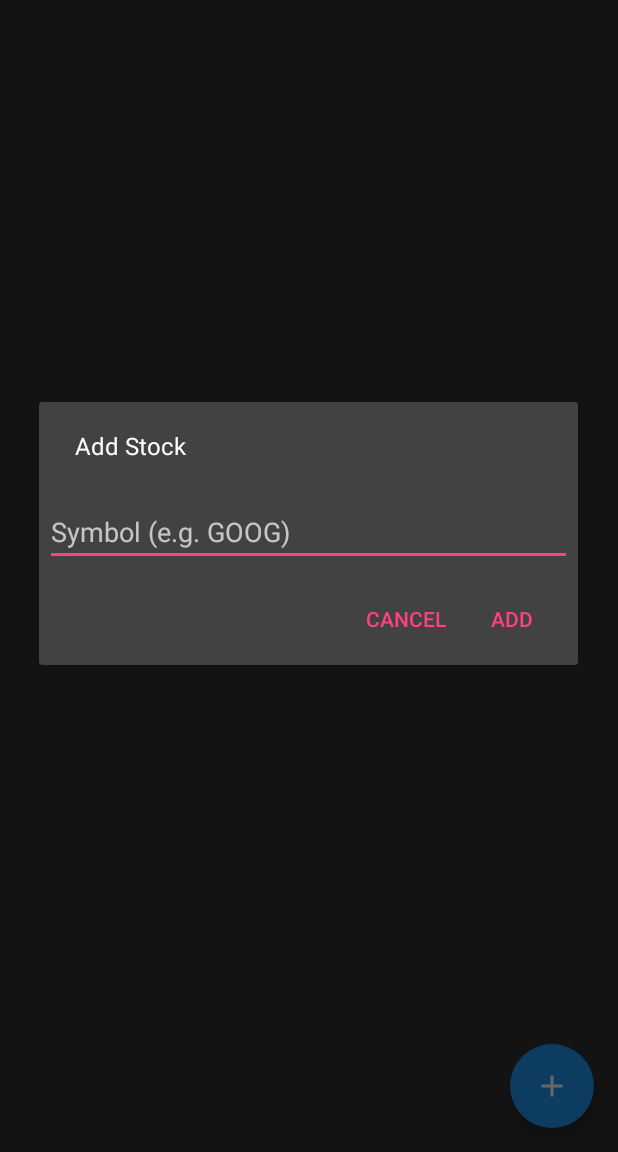
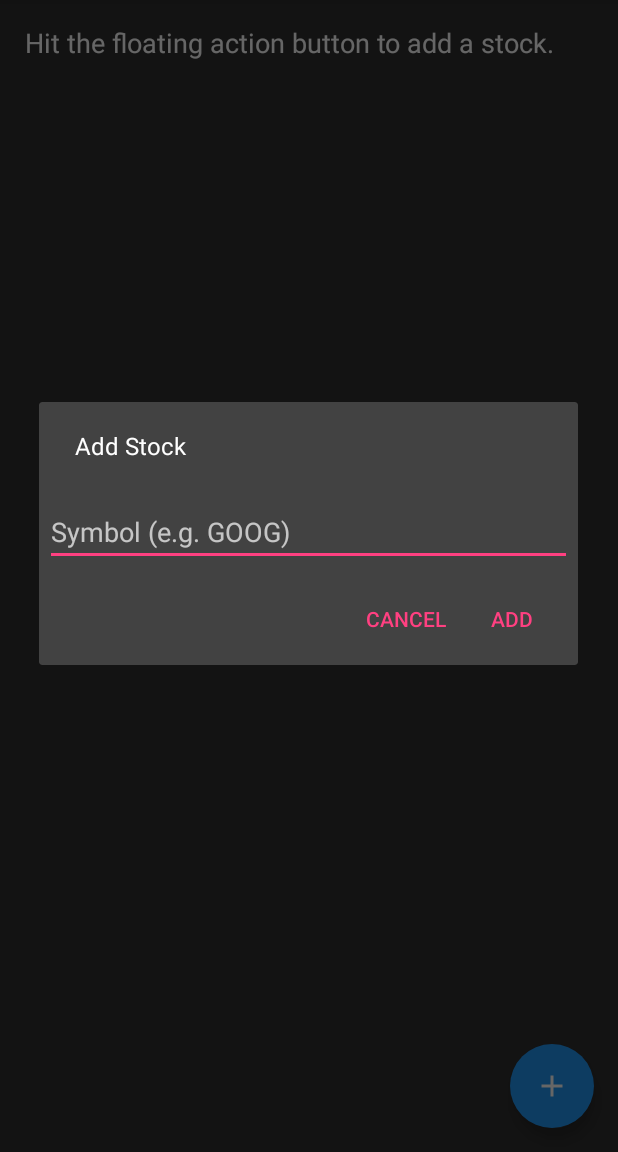
Before and after one commit to kwak123/StockHawk, an Android app: the screen it shows after launch (MainActivity), after a tap on an icon or button, on a phone screen of 412 x 824 dp, the part 84-1236 px from its top. Run offline under Robolectric (Android 15) with nearby library versions, the phone set to English and light mode, and no system bars; our stand-ins replace ButterKnife, Timber; libraries missing offline, so code that uses them is left out: yahoofinance.histquotes, yahoofinance.quotes.stock; 2 statements that could not run were skipped.

Commit message:
Snack bar to show no network

```diff
--- a/app/build.gradle
+++ b/app/build.gradle
@@ -11,7 +11,7 @@ android {
     buildToolsVersion "25.0.2"
 
     defaultConfig {
-        applicationId "com.udacity.stockhawk"
+        applicationId "com.retroquack.kwak123"
         minSdkVersion 21
         targetSdkVersion 25
         versionCode 1
--- a/app/src/main/java/com/retroquack/kwak123/data/Contract.java
+++ b/app/src/main/java/com/retroquack/kwak123/data/Contract.java
@@ -8,7 +8,7 @@ import com.google.common.collect.ImmutableList;
 
 public final class Contract {
 
-    static final String AUTHORITY = "com.udacity.stockhawk";
+    static final String AUTHORITY = "com.retroquack.kwak123";
     static final String PATH_QUOTE = "quote";
     static final String PATH_QUOTE_WITH_SYMBOL = "quote/*";
     private static final Uri BASE_URI = Uri.parse("content://" + AUTHORITY);
--- a/app/src/main/java/com/retroquack/kwak123/sync/QuoteSyncJob.java
+++ b/app/src/main/java/com/retroquack/kwak123/sync/QuoteSyncJob.java
@@ -31,7 +31,7 @@ import yahoofinance.quotes.stock.StockQuote;
 public final class QuoteSyncJob {
 
     private static final int ONE_OFF_ID = 2;
-    private static final String ACTION_DATA_UPDATED = "com.udacity.stockhawk.ACTION_DATA_UPDATED";
+    private static final String ACTION_DATA_UPDATED = "com.retroquack.kwak123.ACTION_DATA_UPDATED";
     private static final int PERIOD = 300000;
     private static final int INITIAL_BACKOFF = 10000;
     private static final int PERIODIC_ID = 1;
--- a/app/src/main/java/com/retroquack/kwak123/ui/MainActivity.java
+++ b/app/src/main/java/com/retroquack/kwak123/ui/MainActivity.java
@@ -5,6 +5,8 @@ import android.database.Cursor;
 import android.net.ConnectivityManager;
 import android.net.NetworkInfo;
 import android.os.Bundle;
+import android.support.design.widget.CoordinatorLayout;
+import android.support.design.widget.Snackbar;
 import android.support.v4.app.LoaderManager;
 import android.support.v4.content.CursorLoader;
 import android.support.v4.content.Loader;
@@ -28,12 +30,16 @@ import butterknife.BindView;
 import butterknife.ButterKnife;
 import timber.log.Timber;
 
+import static android.support.design.widget.Snackbar.make;
+
 public class MainActivity extends AppCompatActivity implements LoaderManager.LoaderCallbacks<Cursor>,
         SwipeRefreshLayout.OnRefreshListener,
         StockAdapter.StockAdapterOnClickHandler {
 
     private static final int STOCK_LOADER = 0;
     @SuppressWarnings("WeakerAccess")
+    @BindView(R.id.coordinator_layout)
+    CoordinatorLayout coordinatorLayout;
     @BindView(R.id.recycler_view)
     RecyclerView stockRecyclerView;
     @SuppressWarnings("WeakerAccess")
@@ -43,6 +49,7 @@ public class MainActivity extends AppCompatActivity implements LoaderManager.Loa
     @BindView(R.id.error)
     TextView error;
     private StockAdapter adapter;
+    private Snackbar snackbar;
 
     @Override
     public void onClick(String symbol) {
@@ -62,6 +69,9 @@ public class MainActivity extends AppCompatActivity implements LoaderManager.Loa
 
         swipeRefreshLayout.setOnRefreshListener(this);
         swipeRefreshLayout.setRefreshing(true);
+        snackbar = Snackbar.make(coordinatorLayout,
+                getString(R.string.error_no_network),
+                Snackbar.LENGTH_INDEFINITE);
         onRefresh();
 
         QuoteSyncJob.initialize(this);
@@ -93,22 +103,26 @@ public class MainActivity extends AppCompatActivity implements LoaderManager.Loa
 
     @Override
     public void onRefresh() {
-
         QuoteSyncJob.syncImmediately(this);
 
-        if (!networkUp() && adapter.getItemCount() == 0) {
+        if (!networkUp()) {
             swipeRefreshLayout.setRefreshing(false);
-            error.setText(getString(R.string.error_no_network));
-            error.setVisibility(View.VISIBLE);
-        } else if (!networkUp()) {
+            snackbar.show();
+
+            if(adapter.getItemCount() == 0) {
+                swipeRefreshLayout.setRefreshing(false);
+                error.setText(getString(R.string.error_no_network_no_stocks));
+                error.setVisibility(View.VISIBLE);
+            }
+        } else {
             swipeRefreshLayout.setRefreshing(false);
-            Toast.makeText(this, R.string.toast_no_connectivity, Toast.LENGTH_LONG).show();
-        } else if (PrefUtils.getStocks(this).size() == 0) {
-            swipeRefreshLayout.setRefreshing(false);
-            error.setText(getString(R.string.error_no_stocks));
-            error.setVisibility(View.VISIBLE);
-        } else {
-            error.setVisibility(View.GONE);
+            snackbar.dismiss();
+
+            if (networkUp() && adapter.getItemCount() == 0) {
+
+                error.setText(getString(R.string.error_no_stocks));
+                error.setVisibility(View.VISIBLE);
+            }
         }
     }
 
--- a/app/src/main/res/layout/activity_main.xml
+++ b/app/src/main/res/layout/activity_main.xml
@@ -1,10 +1,11 @@
 <?xml version="1.0" encoding="utf-8"?>
-<merge xmlns:android="http://schemas.android.com/apk/res/android"
+<android.support.design.widget.CoordinatorLayout xmlns:android="http://schemas.android.com/apk/res/android"
     xmlns:app="http://schemas.android.com/apk/res-auto"
     xmlns:tools="http://schemas.android.com/tools"
     android:layout_width="match_parent"
     android:layout_height="match_parent"
     android:orientation="vertical"
+    android:id="@+id/coordinator_layout"
     tools:context="com.retroquack.kwak123.ui.MainActivity">
 
     <android.support.v4.widget.SwipeRefreshLayout
@@ -37,10 +38,12 @@
 
     <TextView
         android:id="@+id/error"
+        android:padding="@dimen/activity_horizontal_margin"
         android:layout_width="wrap_content"
         android:layout_height="wrap_content"
-        android:layout_gravity="center"
+        android:gravity="center"
         android:textAppearance="@android:style/TextAppearance.Medium"
         android:visibility="gone"
         tools:text="Error message" />
-</merge>
+
+</android.support.design.widget.CoordinatorLayout>
--- a/app/src/main/res/values/strings.xml
+++ b/app/src/main/res/values/strings.xml
@@ -26,8 +26,9 @@
     <string name="dialog_cancel">Cancel</string>
     <string name="dialog_add">Add</string>
 
-    <string name="error_no_network">No network connectivity! Will load stock cursor when the network is available.</string>
-    <string name="error_no_stocks">No stocks added! Hit the floating action button to add one.</string>
+    <string name="error_no_network_no_stocks">We seem to be having trouble connecting to the server. When your network status returns, press the + sign and add some stocks!</string>
+    <string name="error_no_network">No network, swipe down to refresh</string>
+    <string name="error_no_stocks">Hit the floating action button to add a stock.</string>
 
     <string name="toast_stock_added_no_connectivity">Symbol %s added. Will refresh when network available.</string>
     <string name="toast_no_connectivity">Will refresh when network available.</string>
```
